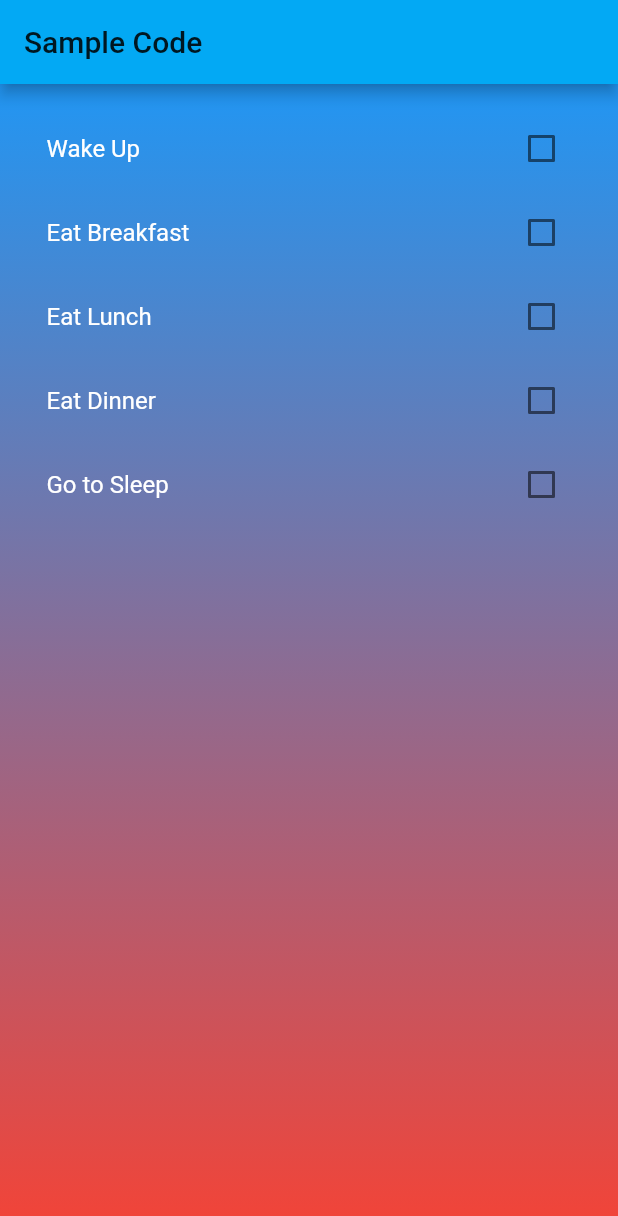
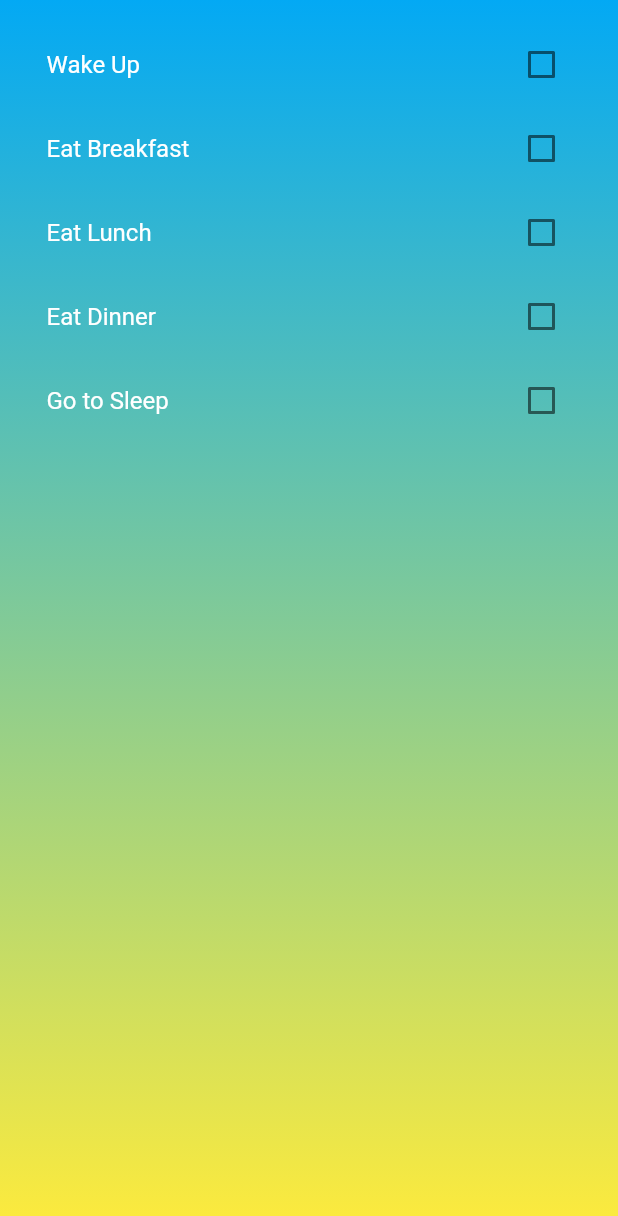
Before and after one commit to kaitlyntse/FlutterApp, a Flutter app: the screen it shows after launch, on a phone screen of 412 x 824 dp. Shown: the top 1216 px of the screen. Run offline on Flutter 3.47's test engine with Material 2 defaults, Android fonts, the phone set to English and light mode, and no system bars; our stand-ins replace confetti, firebase_messaging; accounts and stored records are empty.

Commit message:
additional tweaks

```diff
--- a/lib/dashboard.dart
+++ b/lib/dashboard.dart
@@ -46,13 +46,36 @@ class _DashboardState extends State<Dashboard> {
 
   @override
   Widget build(BuildContext context) {
+    var bgColor1;
+    var bgColor2;
+    if (DateTime.now().hour >= 8 && DateTime.now().hour <= 12) {
+      bgColor1 = Colors.lightBlue;
+      bgColor2 = Colors.yellow;
+    } else if (DateTime.now().hour >= 13 && DateTime.now().hour <= 17) {
+      bgColor1 = Colors.yellow;
+      bgColor2 = Colors.red;
+    } else if (DateTime.now().hour >= 18 && DateTime.now().hour <= 24) {
+      bgColor1 = Colors.red;
+      bgColor2 = Colors.indigo;
+    } else {
+      bgColor1 = Colors.indigo;
+      bgColor2 = Colors.lightBlue;
+    }
     // This method is rerun every time setState is called, for instance as done
     // by the _incrementCounter method above.
 
     return new Scaffold(
-      appBar: AppBar(
-        title: const Text('Sample Code'),
-      ),
+      // appBar: AppBar(
+      //   centerTitle: true,
+      //   title: Text(widget.title),
+      //   flexibleSpace: Container(
+      //     decoration: BoxDecoration(
+      //         gradient: LinearGradient(
+      //             begin: Alignment.topLeft,
+      //             end: Alignment.bottomRight,
+      //             colors: <Color>[Colors.blue, Colors.red])),
+      //   ),
+      // ),
       body: Row(
         children: <Widget>[
           // NavigationRail(
@@ -91,7 +114,7 @@ class _DashboardState extends State<Dashboard> {
                 gradient: LinearGradient(
                     begin: Alignment.topLeft,
                     end: Alignment.bottomLeft,
-                    colors: [Colors.blue, Colors.red])),
+                    colors: [bgColor1, bgColor2])),
             child: Center(child: getPage(_selectedIndex)),
           )),
           /*Container(
--- a/lib/main.dart
+++ b/lib/main.dart
@@ -7,29 +7,10 @@ void main() => runApp(new MyApp());
 
 class MyApp extends StatelessWidget {
   // This widget is the root of your application.
-  var bgColor;
   @override
   Widget build(BuildContext context) {
-    if (DateTime.now().hour >= 8 && DateTime.now().hour <= 12) {
-      bgColor = Colors.lightBlue;
-    } else if (DateTime.now().hour >= 13 && DateTime.now().hour <= 16) {
-      bgColor = Colors.deepOrange;
-    } else {
-      bgColor = Colors.indigo;
-    }
     return new MaterialApp(
       title: 'Flutter Demo',
-      theme: new ThemeData(
-        // This is the theme of your application.
-        //
-        // Try running your application with "flutter run". You'll see the
-        // application has a blue toolbar. Then, without quitting the app, try
-        // changing the primarySwatch below to Colors.green and then invoke
-        // "hot reload" (press "r" in the console where you ran "flutter run",
-        // or press Run > Flutter Hot Reload in IntelliJ). Notice that the
-        // counter didn't reset back to zero; the application is not restarted.
-        primarySwatch: bgColor,
-      ),
       home: new Dashboard(title: 'Flutter Demo Home Page'),
     );
   }
```
